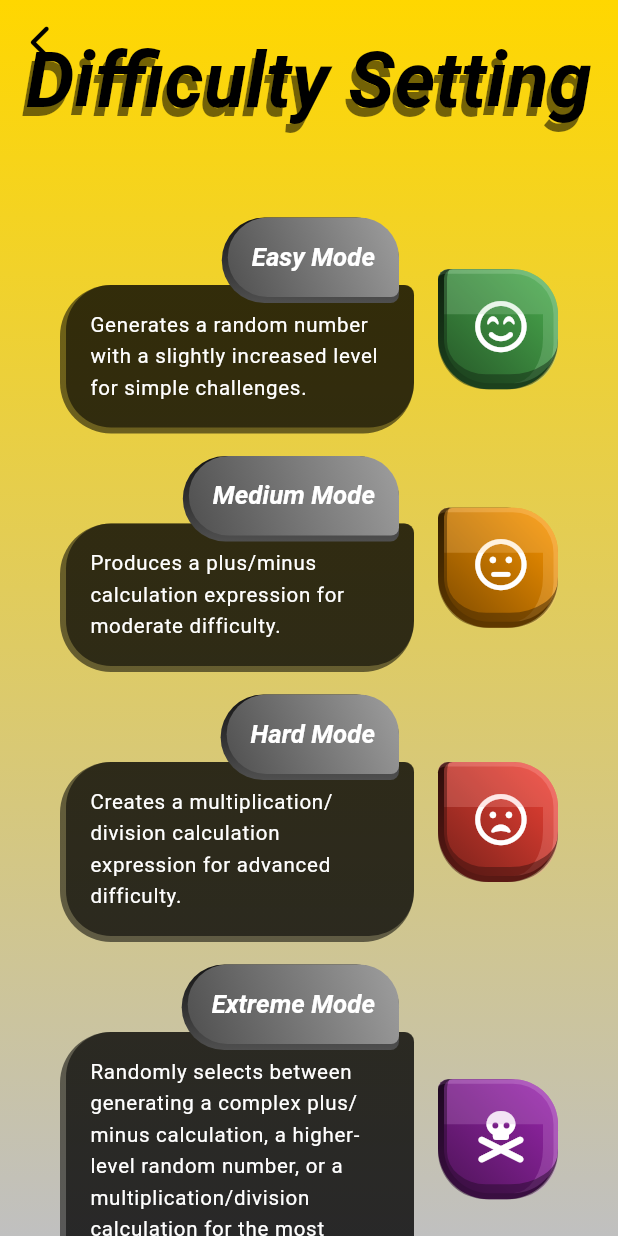
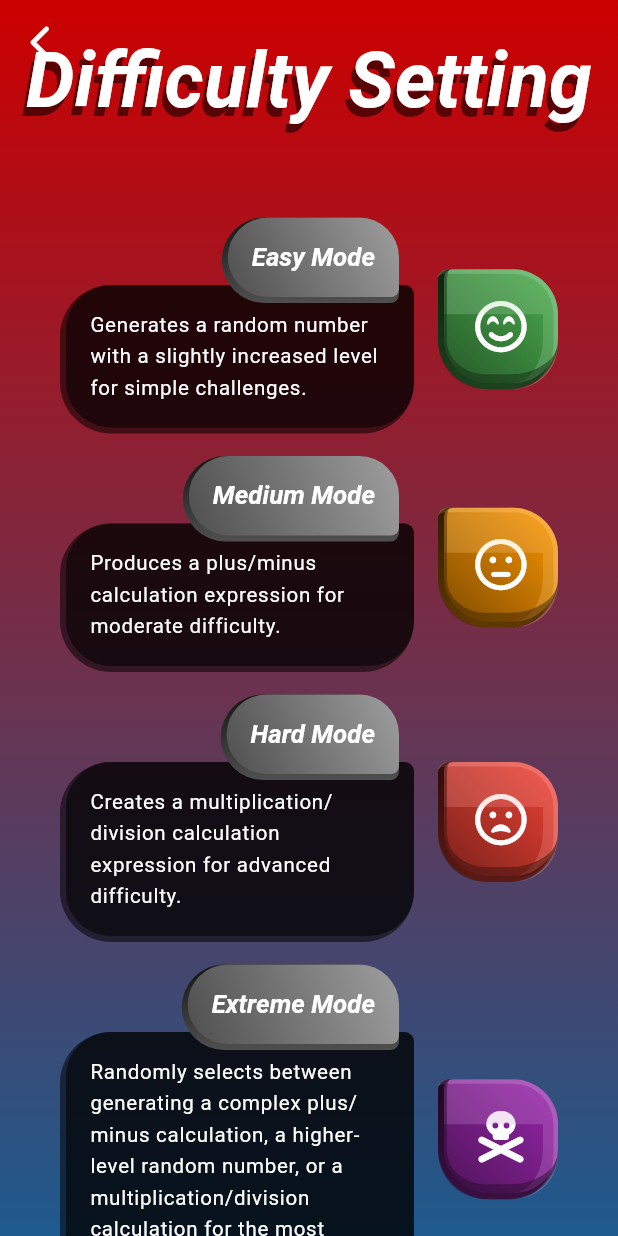
Before and after one commit to mtuan0111/nucatch, a Flutter app: the screen it shows after launch, after a tap on "START", on a phone screen of 412 x 824 dp. Run offline on Flutter 3.47's test engine with Material 3 defaults, Android fonts, the phone set to English and light mode, and no system bars; our stand-ins replace audioplayers, cloud_firestore, device_info_plus, firebase_auth, firebase_core, flutter_bloc and 11 more; missing offline and left inert: lunar, nearby_connections; accounts and stored records are empty; network calls fail.

Commit message:
feat: Implement Lunar New Year theme detection and add lunar package dependency

```diff
--- a/lib/helpers/theme_config.dart
+++ b/lib/helpers/theme_config.dart
@@ -1,5 +1,7 @@
 import 'dart:math';
 import 'package:flutter/material.dart';
+import 'package:lunar/calendar/Lunar.dart';
+import 'package:lunar/calendar/Solar.dart';
 import 'animations/particle.dart';
 
 /// Seasonal theme configuration for the app
@@ -22,12 +24,64 @@ import 'animations/particle.dart';
 /// - Card colors and UI elements
 class SeasonalTheme {
   /// Manual theme override - Set to null for automatic date-based switching
-  static ThemeType? _manualOverride = ThemeType.newYear;
+  static ThemeType? _manualOverride = null;
 
   /// Current active theme - Automatically determined by date or manual override
   static ThemeType get current {
     if (_manualOverride != null) return _manualOverride!;
     return _getThemeByDate();
+  }
+
+  /// Check if current date is within Lunar New Year period
+  /// Lunar New Year (Spring Festival) is on the 1st day of 1st lunar month
+  /// Theme activates 1 day before and ends 7 days after
+  static bool _isLunarNewYearPeriod(DateTime date) {
+    try {
+      // Get current lunar date
+      final solar = Solar.fromDate(date);
+      final lunar = solar.getLunar();
+
+      // Get Lunar New Year date for current year (1st day of 1st month)
+      final lunarNewYear = Lunar.fromYmd(date.year, 1, 1);
+      final lunarNewYearSolar = lunarNewYear.getSolar();
+      final lunarNewYearDate = DateTime(
+        lunarNewYearSolar.getYear(),
+        lunarNewYearSolar.getMonth(),
+        lunarNewYearSolar.getDay(),
+      );
+
+      // Check previous year's Lunar New Year (in case we're in early January)
+      final prevYearLunarNewYear = Lunar.fromYmd(date.year - 1, 1, 1);
+      final prevYearSolar = prevYearLunarNewYear.getSolar();
+      final prevYearDate = DateTime(
+        prevYearSolar.getYear(),
+        prevYearSolar.getMonth(),
+        prevYearSolar.getDay(),
+      );
+
+      // Activate 1 day before and end 7 days after
+      final currentYearStart =
+          lunarNewYearDate.subtract(const Duration(days: 1));
+      final currentYearEnd = lunarNewYearDate.add(const Duration(days: 7));
+
+      final prevYearStart = prevYearDate.subtract(const Duration(days: 1));
+      final prevYearEnd = prevYearDate.add(const Duration(days: 7));
+
+      // Check if date falls within either period
+      return (date.isAfter(currentYearStart) &&
+              date.isBefore(currentYearEnd)) ||
+          (date.isAfter(prevYearStart) && date.isBefore(prevYearEnd)) ||
+          date.isAtSameMomentAs(currentYearStart) ||
+          date.isAtSameMomentAs(currentYearEnd) ||
+          date.isAtSameMomentAs(prevYearStart) ||
+          date.isAtSameMomentAs(prevYearEnd);
+    } catch (e) {
+      // Fallback to approximate dates if lunar calculation fails
+      // Typical range: late January to early February
+      final month = date.month;
+      final day = date.day;
+      return (month == 1 && day >= 20) || (month == 2 && day <= 10);
+    }
   }
 
   /// Determine theme based on current date
@@ -42,8 +96,9 @@ class SeasonalTheme {
     }
 
     // Lunar New Year: Variable (typically late Jan - early Feb)
-    // 2025: Jan 29, activate Jan 28, end Feb 5
-    if ((month == 1 && day >= 28) || (month == 2 && day <= 5)) {
+    // Dynamically calculated based on lunar calendar
+    // Activates 1 day before and ends 7 days after Lunar New Year's Day
+    if (_isLunarNewYearPeriod(now)) {
       return ThemeType.lunarNewYear;
     }
 
--- a/pubspec.yaml
+++ b/pubspec.yaml
@@ -43,6 +43,7 @@ dependencies:
   flutter_bloc: ^8.1.4
   font_awesome_flutter: ^10.7.0
   timer_count_down: ^2.2.2
+  lunar: ^1.7.8
 
 
   package_info_plus: ^8.3.0
```
Also changed, not shown: pubspec.lock.
